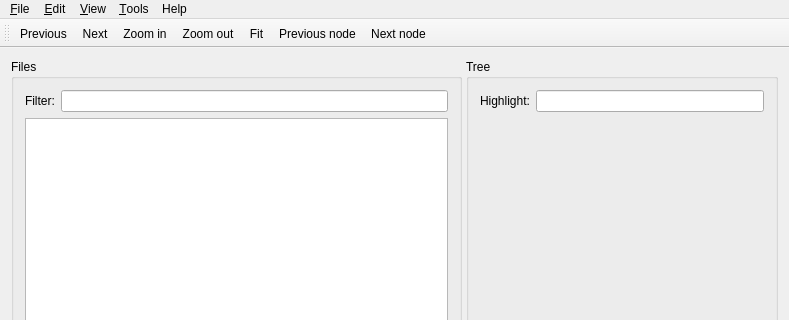
First picture: the form in ui/DactMainWindow.ui, repository rug-compling/dact, before the edit; both pictures show x 0 to 789 and y 0 to 320 of the 789 by 660 pixel window.
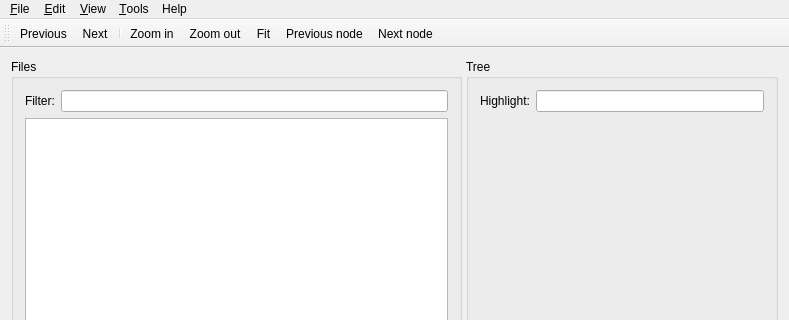
Second picture: the form after the edit. Icons and pictures are not drawn. Custom widgets are drawn as their Qt base class.

Commit message: Added toolbar separator to separate the file and treescene actions. Not sure if it is aesthetically pleasing.

Diff of the .ui file:
```diff
--- a/ui/DactMainWindow.ui
+++ b/ui/DactMainWindow.ui
@@ -182,6 +182,7 @@
    </attribute>
    <addaction name="previousAction"/>
    <addaction name="nextAction"/>
+   <addaction name="separator"/>
    <addaction name="zoomInAction"/>
    <addaction name="zoomOutAction"/>
    <addaction name="fitAction"/>
```
